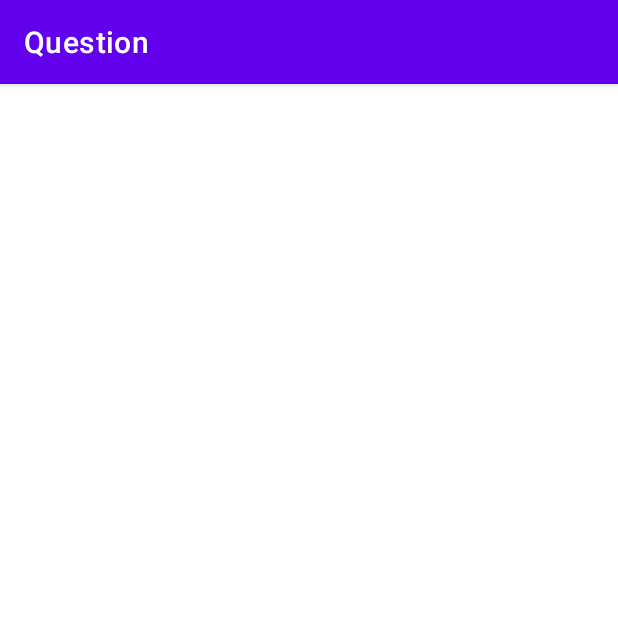
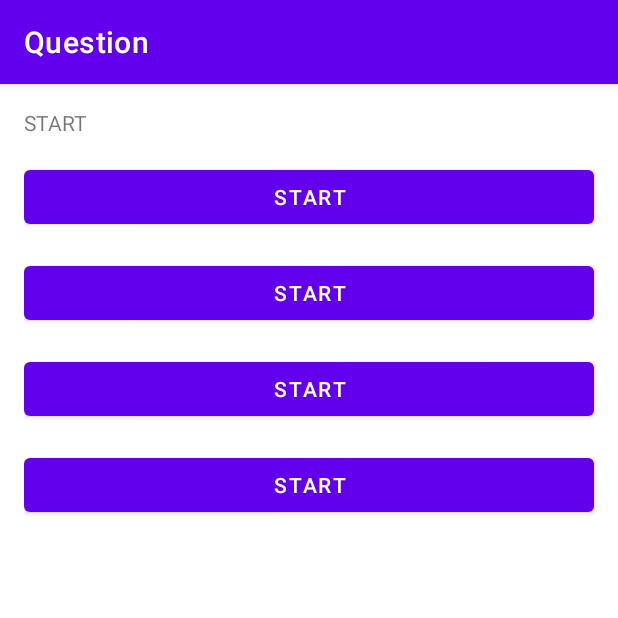
Before and after one commit to fahimfaisal/Quiz-Game, an Android app: the screen it shows after launch (QuestionActivity), after a tap on "START", on a phone screen of 412 x 824 dp, the top half of it. Run offline under Robolectric (Android 15) with nearby library versions, the phone set to English and light mode, and no system bars.

Commit message:
Addding quiz UI

```diff
--- a/app/src/main/java/com/example/quizapp/MainActivity.java
+++ b/app/src/main/java/com/example/quizapp/MainActivity.java
@@ -13,7 +13,7 @@ public class MainActivity extends AppCompatActivity {
     protected void onCreate(Bundle savedInstanceState) {
         super.onCreate(savedInstanceState);
         setContentView(R.layout.activity_main);
-        button = (Button)findViewById(R.id.button);
+        button = (Button)findViewById(R.id.startbutton);
 
         button.setOnClickListener(new View.OnClickListener() {
             @Override
--- a/app/src/main/res/layout/activity_main.xml
+++ b/app/src/main/res/layout/activity_main.xml
@@ -44,7 +44,7 @@
             android:backgroundTint="#FFFFFF"
             >
             <TextView
-                android:id="@+id/enter_name"
+                android:id="@+id/entername"
                 android:layout_width="0dp"
                 android:layout_height="wrap_content"
                 android:layout_marginLeft="16dp"
@@ -83,7 +83,7 @@
         android:orientation="horizontal">
 
         <Button
-            android:id="@+id/button"
+            android:id="@+id/startbutton"
             android:layout_width="0dp"
             android:layout_height="wrap_content"
             android:layout_marginTop="16dp"
--- a/app/src/main/res/layout/content_question.xml
+++ b/app/src/main/res/layout/content_question.xml
@@ -1,6 +1,77 @@
 <?xml version="1.0" encoding="utf-8"?>
-<androidx.constraintlayout.widget.ConstraintLayout xmlns:android="http://schemas.android.com/apk/res/android"
+<androidx.appcompat.widget.LinearLayoutCompat xmlns:android="http://schemas.android.com/apk/res/android"
     xmlns:app="http://schemas.android.com/apk/res-auto"
     android:layout_width="match_parent"
     android:layout_height="match_parent"
-    app:layout_behavior="@string/appbar_scrolling_view_behavior"></androidx.constraintlayout.widget.ConstraintLayout>
+    app:layout_behavior="@string/appbar_scrolling_view_behavior">
+
+
+
+
+
+    <LinearLayout
+        android:layout_width="match_parent"
+        android:layout_height="wrap_content"
+        android:layout_marginLeft="16dp"
+
+        android:layout_weight="1"
+
+        android:backgroundTint="#FFFFFF"
+        android:orientation="vertical">
+
+        <TextView
+            android:id="@+id/question"
+            android:layout_width="match_parent"
+            android:layout_height="0dp"
+            android:layout_marginTop="16dp"
+            android:layout_marginRight="16dp"
+            android:layout_weight="1"
+            android:text="START"/>
+
+
+        <Button
+            android:id="@+id/answer1"
+            android:layout_width="match_parent"
+            android:layout_height="0dp"
+            android:layout_marginTop="16dp"
+            android:layout_marginRight="16dp"
+            android:layout_weight="1"
+            android:text="START"
+            />
+
+        <Button
+            android:id="@+id/answer2"
+            android:layout_width="match_parent"
+            android:layout_height="0dp"
+            android:layout_marginTop="16dp"
+            android:layout_marginRight="16dp"
+            android:layout_weight="1"
+            android:text="START"
+            />
+        <Button
+            android:id="@+id/answer3"
+            android:layout_width="match_parent"
+            android:layout_height="0dp"
+            android:layout_marginTop="16dp"
+            android:layout_marginRight="16dp"
+            android:layout_weight="1"
+            android:text="START"
+            />
+        <Button
+            android:id="@+id/answer4"
+            android:layout_width="match_parent"
+            android:layout_height="0dp"
+            android:layout_marginTop="16dp"
+            android:layout_marginRight="16dp"
+            android:layout_weight="1"
+            android:text="START"
+            />
+
+
+
+    </LinearLayout>
+
+
+
+
+</androidx.appcompat.widget.LinearLayoutCompat>
```
